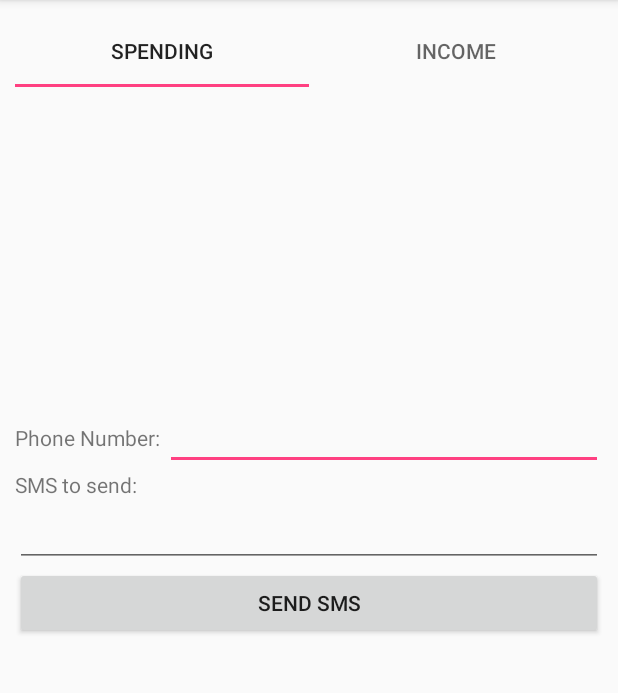
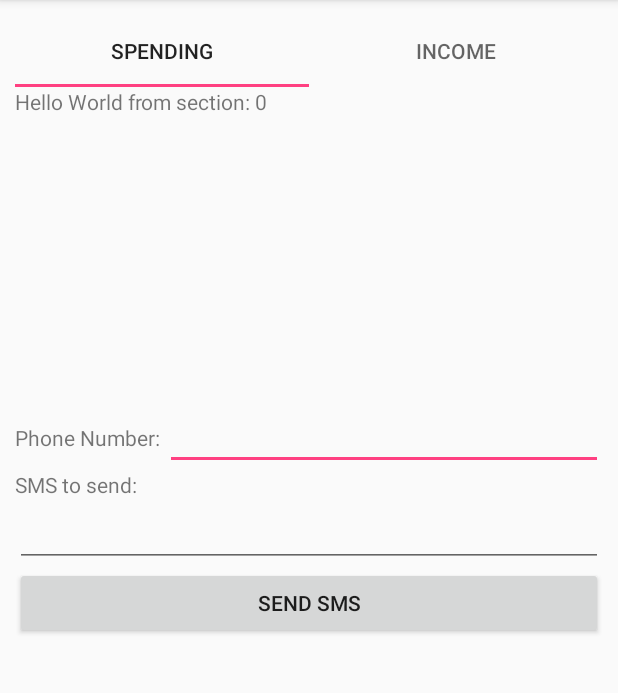
Before and after one commit to Copy33/Money, an Android app: the screen it shows after launch (MainActivity), on a phone screen of 412 x 824 dp, the part 84-777 px from its top. Run offline under Robolectric (Android 15) with nearby library versions, the phone set to English and light mode, and no system bars.

Commit message:
Added a tab layout and a view pager for the spending and income main charts. Tab layout is now attached to the view pager that has fragment adapters for both charts. Created a placeholder layout for the fragments.

```diff
--- a/app/src/main/java/com/joemerhej/money/activities/MainActivity.java
+++ b/app/src/main/java/com/joemerhej/money/activities/MainActivity.java
@@ -9,34 +9,25 @@ import android.content.DialogInterface;
 import android.content.SharedPreferences;
 import android.content.pm.PackageManager;
 import android.preference.PreferenceManager;
+import android.support.design.widget.TabLayout;
 import android.support.v4.app.ActivityCompat;
 import android.support.v4.content.ContextCompat;
+import android.support.v4.view.ViewPager;
 import android.support.v7.app.AlertDialog;
 import android.support.v7.app.AppCompatActivity;
 import android.os.Bundle;
 import android.text.TextUtils;
-import android.util.Log;
 import android.view.View;
 import android.widget.EditText;
 import android.widget.Toast;
 
-import com.joemerhej.money.account.Account;
 import com.joemerhej.money.R;
-import com.joemerhej.money.account.Currency;
-import com.joemerhej.money.sms.Sms;
+import com.joemerhej.money.adapters.MainChartsFragmentPagerAdapter;
 import com.joemerhej.money.sms.SmsObservable;
 import com.joemerhej.money.sms.SmsUtils;
-import com.joemerhej.money.transaction.Transaction;
 
-import java.text.ParseException;
-import java.text.SimpleDateFormat;
-import java.util.ArrayList;
-import java.util.Date;
-import java.util.HashSet;
-import java.util.List;
 import java.util.Observable;
 import java.util.Observer;
-import java.util.Set;
 
 public class MainActivity extends AppCompatActivity implements Observer
 {
@@ -45,13 +36,21 @@ public class MainActivity extends AppCompatActivity implements Observer
     private static final String PREF_USER_MOBILE_PHONE = "pref_user_mobile_phone";
     private static final int SMS_PERMISSION_CODE = 0;
 
+    // =============================================================================================
+    // PROTOTYPE SECTION
+    // =============================================================================================
     // views
     private EditText mPhoneNumberEditText;
     private EditText mSmsToSendEditText;
+    // properties
+    private String mNumberToSendFrom;
+    private SharedPreferences mSharedPreferences;
+    // =============================================================================================
 
-    // properties
-    private String mUserMobilePhone;
-    private SharedPreferences mSharedPreferences;
+    // views
+    private ViewPager mViewPager;
+    private MainChartsFragmentPagerAdapter mPagerAdapter;
+    private TabLayout mMainChartsTabs;
 
 
     @Override
@@ -60,68 +59,78 @@ public class MainActivity extends AppCompatActivity implements Observer
         super.onCreate(savedInstanceState);
         setContentView(R.layout.activity_main);
 
+        // =========================================================================================
+        // PROTOTYPE SECTION
+        // =========================================================================================
         // define views
         mPhoneNumberEditText = findViewById(R.id.phone_number_text_view);
         mSmsToSendEditText = findViewById(R.id.sms_to_send_edit_text);
 
         // auto populate phone number form shared preferences
         mSharedPreferences = PreferenceManager.getDefaultSharedPreferences(this);
-        mUserMobilePhone = mSharedPreferences.getString(PREF_USER_MOBILE_PHONE, "");
+        mNumberToSendFrom = mSharedPreferences.getString(PREF_USER_MOBILE_PHONE, "");
 
-        if(!TextUtils.isEmpty(mUserMobilePhone))
-            mPhoneNumberEditText.setText(mUserMobilePhone);
+        if(!TextUtils.isEmpty(mNumberToSendFrom))
+            mPhoneNumberEditText.setText(mNumberToSendFrom);
 
         // add this activity as an observer for our SMS observable
         SmsObservable.getInstance().addObserver(this);
+        // =========================================================================================
 
+        // define views
+        mViewPager = findViewById(R.id.main_charts_view_pager);
+        mMainChartsTabs = findViewById(R.id.main_charts_tabs);
 
-        if(!hasReadSmsPermission())
-        {
-            // should always call showRequestPermissionsInfoAlertDialog function and not requestReadSmsPermission directly to give the app dialog first
-            showRequestPermissionsInfoAlertDialog();
-        }
-        else
-        {
-            // get the list of sms between 2 dates
-            List<Sms> smsList = new ArrayList<>();
-            SimpleDateFormat sdf = new SimpleDateFormat("dd/MM/yyy");
-            try
-            {
-                Date fromDate = sdf.parse("25/10/2017");
-                Date toDate = sdf.parse("03/11/2017");
-                smsList = SmsUtils.getAllSms(this, "EmiratesNBD", fromDate, toDate);
-            }
-            catch(ParseException e)
-            {
-                e.printStackTrace();
-            }
+        mPagerAdapter = new MainChartsFragmentPagerAdapter(getSupportFragmentManager());
+        mViewPager.setAdapter(mPagerAdapter);
+        mMainChartsTabs.setupWithViewPager(mViewPager);
+        mMainChartsTabs.getTabAt(0).setText(getResources().getString(R.string.spending_title));
+        mMainChartsTabs.getTabAt(1).setText(getResources().getString(R.string.income_title));
 
-            // create an account and go through every sms, retrieve transaction, and add it to the account
-            Account myAccount = new Account(Currency.AED);
-            String str = "";
-            Set<String> set = new HashSet<>();
-
-            for(Sms sms : smsList)
-            {
-                Transaction transaction = Transaction.from(sms);
-                myAccount.applyTransaction(transaction);
-
-                if(transaction != null)
-                {
-                    str += Transaction.from(sms).toString() + "\n";
-                    set.add(transaction.getIssuer());
-                }
-            }
-
-
-
-            Log.d(TAG, str);
-        }
+//        if(!hasReadSmsPermission())
+//        {
+//            // should always call showRequestPermissionsInfoAlertDialog function and not requestReadSmsPermission directly to give the app dialog first
+//            showRequestPermissionsInfoAlertDialog();
+//        }
+//        else
+//        {
+//            // get the list of sms between 2 dates
+//            List<Sms> smsList = new ArrayList<>();
+//            SimpleDateFormat sdf = new SimpleDateFormat("dd/MM/yyy");
+//            try
+//            {
+//                Date fromDate = sdf.parse("25/10/2017");
+//                Date toDate = sdf.parse("03/11/2017");
+//                smsList = SmsUtils.getAllSms(this, "EmiratesNBD", fromDate, toDate);
+//            }
+//            catch(ParseException e)
+//            {
+//                e.printStackTrace();
+//            }
+//
+//            // create an account and go through every sms, retrieve transaction, and add it to the account
+//            Account myAccount = new Account(Currency.AED);
+//            Set<String> set = new HashSet<>();
+//
+//            for(Sms sms : smsList)
+//            {
+//                Transaction transaction = Transaction.from(sms);
+//                myAccount.applyTransaction(transaction);
+//
+//                if(transaction != null)
+//                {
+//                    set.add(transaction.getIssuer());
+//                }
+//            }
+//
+//
+//
+//            Log.d(TAG, "bla");
+//        }
 
 //        Account myAccount = new Account();
 //        myAccount.mock();
-
-        Log.d(TAG, "asd");
+ //       Log.d(TAG, "asd");
     }
 
     @Override
@@ -150,7 +159,7 @@ public class MainActivity extends AppCompatActivity implements Observer
     //Checks if stored SharedPreferences value needs updating and updates it
     private void checkAndUpdateUserPrefNumber()
     {
-        if(TextUtils.isEmpty(mUserMobilePhone) && !mUserMobilePhone.equals(mPhoneNumberEditText.getText().toString()))
+        if(TextUtils.isEmpty(mNumberToSendFrom) && !mNumberToSendFrom.equals(mPhoneNumberEditText.getText().toString()))
         {
             mSharedPreferences
                     .edit()
--- /dev/null
+++ b/app/src/main/java/com/joemerhej/money/adapters/MainChartsFragmentPagerAdapter.java
@@ -0,0 +1,41 @@
+package com.joemerhej.money.adapters;
+
+import android.support.v4.app.Fragment;
+import android.support.v4.app.FragmentManager;
+import android.support.v4.app.FragmentPagerAdapter;
+
+import com.joemerhej.money.fragments.MainChartIncomeFragment;
+import com.joemerhej.money.fragments.MainChartSpendingFragment;
+
+/**
+ * Created by Joe Merhej on 11/11/17.
+ */
+
+public class MainChartsFragmentPagerAdapter extends FragmentPagerAdapter
+{
+    public MainChartsFragmentPagerAdapter(FragmentManager fm)
+    {
+        super(fm);
+    }
+
+    @Override
+    public Fragment getItem(int position)
+    {
+        switch(position)
+        {
+            case 0:
+                return MainChartSpendingFragment.newInstance(0);
+            case 1:
+                return MainChartIncomeFragment.newInstance(1);
+            default:
+                return null;
+        }
+    }
+
+    // returns total number of tabs
+    @Override
+    public int getCount()
+    {
+        return 2;
+    }
+}
--- /dev/null
+++ b/app/src/main/java/com/joemerhej/money/fragments/MainChartIncomeFragment.java
@@ -0,0 +1,46 @@
+package com.joemerhej.money.fragments;
+
+import android.os.Bundle;
+import android.support.v4.app.Fragment;
+import android.view.LayoutInflater;
+import android.view.View;
+import android.view.ViewGroup;
+import android.widget.TextView;
+
+import com.joemerhej.money.R;
+
+/**
+ * Created by Joe Merhej on 11/12/17.
+ */
+
+public class MainChartIncomeFragment extends Fragment
+{
+    private static final String SECTION_NUMBER = "section_number";
+
+    // every fragment requires a default constructor and a newInstance method
+    public MainChartIncomeFragment()
+    {
+    }
+
+    public static MainChartIncomeFragment newInstance(int sectionNumber)
+    {
+        MainChartIncomeFragment fragment = new MainChartIncomeFragment();
+
+        Bundle args = new Bundle();
+        args.putInt(SECTION_NUMBER, sectionNumber);
+        fragment.setArguments(args);
+
+        return fragment;
+    }
+
+    @Override
+    public View onCreateView(LayoutInflater inflater, ViewGroup container, Bundle savedInstanceState)
+    {
+        View rootView = inflater.inflate(R.layout.fragment_income_chart, container, false);
+
+        TextView textView = rootView.findViewById(R.id.section_label);
+        textView.setText(getString(R.string.section_format, getArguments().getInt(SECTION_NUMBER)));
+
+        return rootView;
+    }
+}
--- /dev/null
+++ b/app/src/main/java/com/joemerhej/money/fragments/MainChartSpendingFragment.java
@@ -0,0 +1,46 @@
+package com.joemerhej.money.fragments;
+
+import android.os.Bundle;
+import android.support.v4.app.Fragment;
+import android.view.LayoutInflater;
+import android.view.View;
+import android.view.ViewGroup;
+import android.widget.TextView;
+
+import com.joemerhej.money.R;
+
+/**
+ * Created by Joe Merhej on 11/12/17.
+ */
+
+public class MainChartSpendingFragment extends Fragment
+{
+    private static final String SECTION_NUMBER = "section_number";
+
+    // every fragment requires a default constructor and a newInstance method
+    public MainChartSpendingFragment()
+    {
+    }
+
+    public static MainChartSpendingFragment newInstance(int sectionNumber)
+    {
+        MainChartSpendingFragment fragment = new MainChartSpendingFragment();
+
+        Bundle args = new Bundle();
+        args.putInt(SECTION_NUMBER, sectionNumber);
+        fragment.setArguments(args);
+
+        return fragment;
+    }
+
+    @Override
+    public View onCreateView(LayoutInflater inflater, ViewGroup container, Bundle savedInstanceState)
+    {
+        View rootView = inflater.inflate(R.layout.fragment_income_chart, container, false);
+
+        TextView textView = rootView.findViewById(R.id.section_label);
+        textView.setText(getString(R.string.section_format, getArguments().getInt(SECTION_NUMBER)));
+
+        return rootView;
+    }
+}
--- a/app/src/main/res/layout/activity_main.xml
+++ b/app/src/main/res/layout/activity_main.xml
@@ -15,31 +15,19 @@
 
 
         <android.support.design.widget.TabLayout
+            android:id="@+id/main_charts_tabs"
             android:layout_width="match_parent"
             android:layout_height="wrap_content">
-
-
-            <android.support.design.widget.TabItem
-                android:layout_width="wrap_content"
-                android:layout_height="wrap_content"
-                android:text="@string/spending_title"/>
-
-            <android.support.design.widget.TabItem
-                android:layout_width="wrap_content"
-                android:layout_height="wrap_content"
-                android:text="@string/income_title"/>
         </android.support.design.widget.TabLayout>
 
         <android.support.v4.view.ViewPager
+            android:id="@+id/main_charts_view_pager"
             android:layout_width="match_parent"
             android:layout_height="200dp"
-            android:id="@+id/chart_view_pager">
+            app:layout_behavior="@string/appbar_scrolling_view_behavior">
 
 
         </android.support.v4.view.ViewPager>
-
-
-
 
 
         <!-- ==================== THIS IS FOR LATER ==================== -->
@@ -86,6 +74,7 @@
                 android:text="Send SMS"/>
 
         </LinearLayout>
+
     </LinearLayout>
 
 </ScrollView>
--- /dev/null
+++ b/app/src/main/res/layout/fragment_income_chart.xml
@@ -0,0 +1,12 @@
+<?xml version="1.0" encoding="utf-8"?>
+<RelativeLayout xmlns:android="http://schemas.android.com/apk/res/android"
+                xmlns:tools="http://schemas.android.com/tools"
+                android:layout_width="match_parent"
+                android:layout_height="match_parent">
+
+    <TextView
+        android:id="@+id/section_label"
+        android:layout_width="wrap_content"
+        android:layout_height="wrap_content"/>
+
+</RelativeLayout>
--- /dev/null
+++ b/app/src/main/res/layout/fragment_spending_chart.xml
@@ -0,0 +1,12 @@
+<?xml version="1.0" encoding="utf-8"?>
+<RelativeLayout
+    xmlns:android="http://schemas.android.com/apk/res/android"
+    android:layout_width="match_parent"
+    android:layout_height="match_parent">
+
+    <TextView
+        android:id="@+id/section_label"
+        android:layout_width="wrap_content"
+        android:layout_height="wrap_content"/>
+
+</RelativeLayout>
--- a/app/src/main/res/values/strings.xml
+++ b/app/src/main/res/values/strings.xml
@@ -9,4 +9,6 @@
     <string name="spending_title">Spending</string>
     <string name="income_title">Income</string>
 
+    <string name="section_format">Hello World from section: %1$d</string>
+
 </resources>
```
